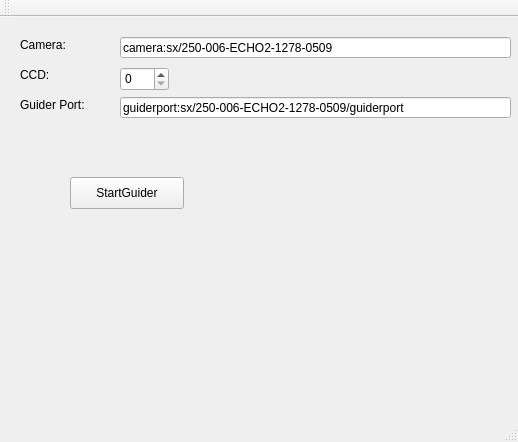
Before: the Qt Designer form gui/guiding/Guiding/mainwindow.ui in AndreasFMueller/AstroPhotography, drawn with Qt 5.
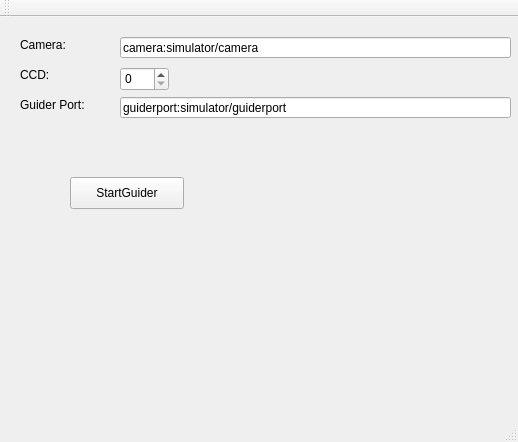
After: the same form once the commit is applied.

Diff of the .ui file:
```diff
--- a/gui/guiding/Guiding/mainwindow.ui
+++ b/gui/guiding/Guiding/mainwindow.ui
@@ -76,7 +76,7 @@
      </rect>
     </property>
     <property name="text">
-     <string>camera:sx/250-006-ECHO2-1278-0509</string>
+     <string>camera:simulator/camera</string>
     </property>
    </widget>
    <widget class="QSpinBox" name="ccdSpinbox">
@@ -102,7 +102,7 @@
      </rect>
     </property>
     <property name="text">
-     <string>guiderport:sx/250-006-ECHO2-1278-0509/guiderport</string>
+     <string>guiderport:simulator/guiderport</string>
     </property>
    </widget>
   </widget>
```
Left out of the diff: 2 changed lines with no effect on the pictures.
